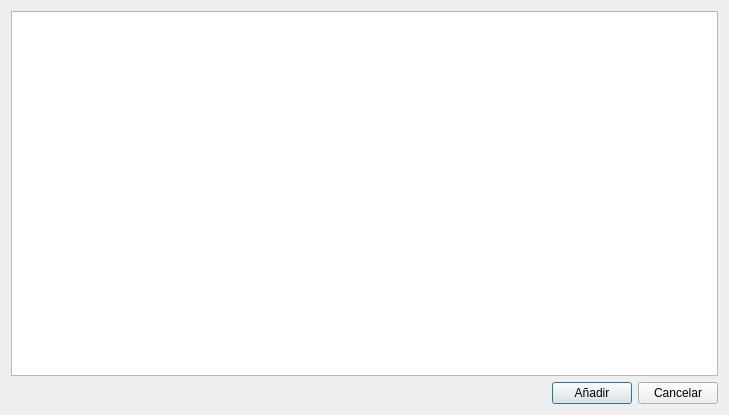
The window that frmanalitica2.ui (arcnexus/RedFoX) describes before a commit, drawn with Qt 5.
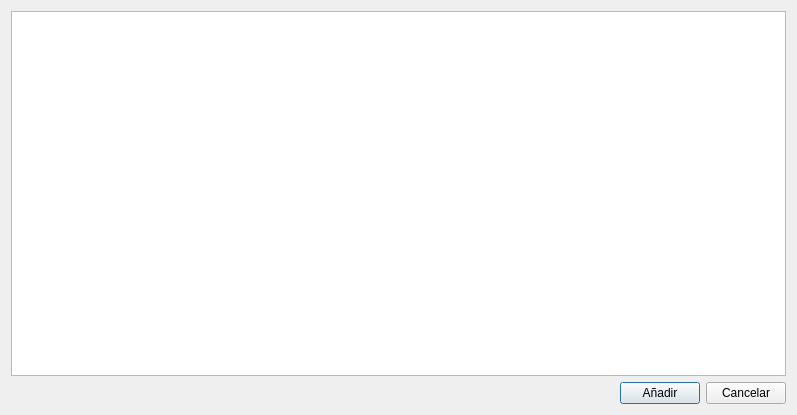
The same window after the commit. Icons and pictures are not drawn.

Diff of the .ui file:
```diff
--- a/frmanalitica2.ui
+++ b/frmanalitica2.ui
@@ -6,7 +6,7 @@
    <rect>
     <x>0</x>
     <y>0</y>
-    <width>729</width>
+    <width>797</width>
     <height>415</height>
    </rect>
   </property>
```
